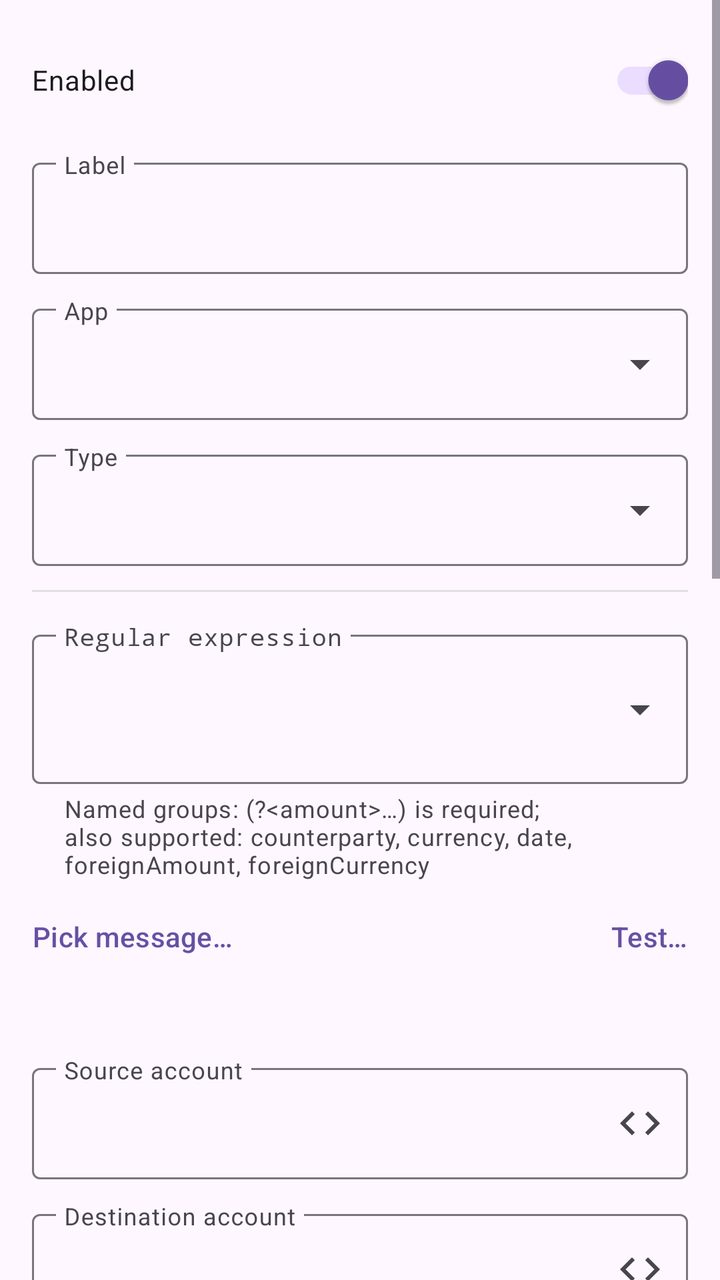
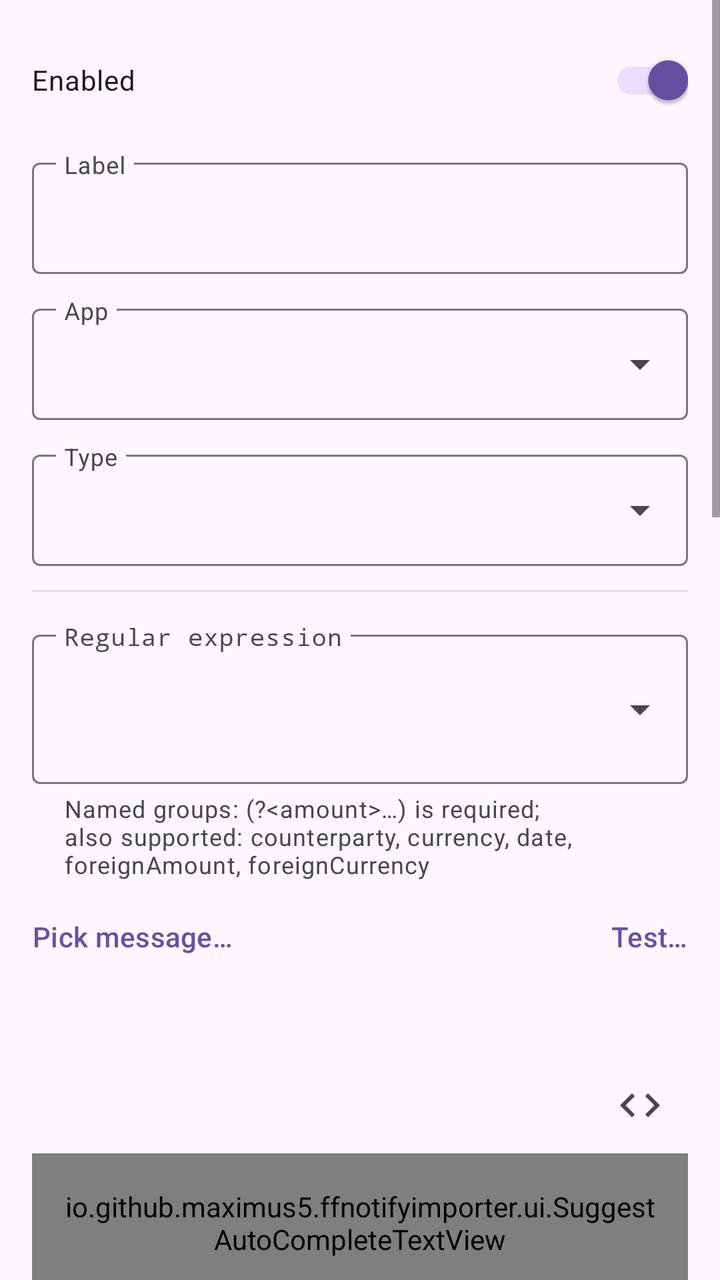

Screens rendered from an Android XML layout before and after an edit, with the pre-edit source and the edit as a unified diff.
<!-- AndroidManifest.xml: application theme Theme.FfNotifyImporter -->
<!-- res/layout/fragment_rule_edit.xml -->
<?xml version="1.0" encoding="utf-8"?>
<ScrollView xmlns:android="http://schemas.android.com/apk/res/android"
    xmlns:app="http://schemas.android.com/apk/res-auto"
    android:layout_width="match_parent"
    android:layout_height="match_parent">

    <LinearLayout
        android:layout_width="match_parent"
        android:layout_height="wrap_content"
        android:orientation="vertical"
        android:padding="16dp">

        <com.google.android.material.switchmaterial.SwitchMaterial
            android:id="@+id/enabledSwitch"
            android:layout_width="match_parent"
            android:layout_height="wrap_content"
            android:layout_marginBottom="12dp"
            android:checked="true"
            android:text="@string/rule_field_enabled" />

        <com.google.android.material.textfield.TextInputLayout
            android:layout_width="match_parent"
            android:layout_height="wrap_content"
            android:layout_marginBottom="12dp"
            android:hint="@string/rule_field_label"
            app:expandedHintEnabled="false">

            <com.google.android.material.textfield.TextInputEditText
                android:id="@+id/labelInput"
                android:layout_width="match_parent"
                android:layout_height="wrap_content" />

        </com.google.android.material.textfield.TextInputLayout>

        <com.google.android.material.textfield.TextInputLayout
            android:layout_width="match_parent"
            android:layout_height="wrap_content"
            android:layout_marginBottom="12dp"
            android:hint="@string/rule_field_apps"
            app:expandedHintEnabled="false"
            style="@style/Widget.Material3.TextInputLayout.OutlinedBox.ExposedDropdownMenu">

            <com.google.android.material.textfield.MaterialAutoCompleteTextView
                android:id="@+id/appInput"
                android:layout_width="match_parent"
                android:layout_height="wrap_content"
                android:inputType="none" />

        </com.google.android.material.textfield.TextInputLayout>

        <com.google.android.material.textfield.TextInputLayout
            android:layout_width="match_parent"
            android:layout_height="wrap_content"
            android:layout_marginBottom="12dp"
            android:hint="@string/rule_field_kind"
            app:expandedHintEnabled="false"
            style="@style/Widget.Material3.TextInputLayout.OutlinedBox.ExposedDropdownMenu">

            <com.google.android.material.textfield.MaterialAutoCompleteTextView
                android:id="@+id/kindInput"
                android:layout_width="match_parent"
                android:layout_height="wrap_content"
                android:inputType="none" />

        </com.google.android.material.textfield.TextInputLayout>

        <View
            android:layout_width="match_parent"
            android:layout_height="1dp"
            android:layout_marginBottom="16dp"
            android:background="#E0E0E0" />

        <com.google.android.material.textfield.TextInputLayout
            android:id="@+id/patternLayout"
            android:layout_width="match_parent"
            android:layout_height="wrap_content"
            android:layout_marginBottom="4dp"
            android:hint="@string/rule_field_pattern"
            app:endIconContentDescription="@string/rule_pick_existing_pattern"
            app:endIconDrawable="@drawable/ic_dropdown"
            app:endIconMode="custom"
            app:expandedHintEnabled="false"
            app:helperText="@string/rule_pattern_groups_hint"
            app:helperTextEnabled="true">

            <com.google.android.material.textfield.TextInputEditText
                android:id="@+id/patternInput"
                android:layout_width="match_parent"
                android:layout_height="wrap_content"
                android:fontFamily="monospace"
                android:gravity="top"
                android:inputType="textMultiLine"
                android:minLines="2" />

        </com.google.android.material.textfield.TextInputLayout>

        <LinearLayout
            android:layout_width="match_parent"
            android:layout_height="wrap_content"
            android:layout_marginBottom="4dp"
            android:orientation="horizontal">

            <Button
                android:id="@+id/pickMessageButton"
                style="?attr/borderlessButtonStyle"
                android:layout_width="wrap_content"
                android:layout_height="wrap_content"
                android:minWidth="0dp"
                android:paddingStart="0dp"
                android:paddingEnd="12dp"
                android:text="@string/rule_pick_message" />

            <Space
                android:layout_width="0dp"
                android:layout_height="0dp"
                android:layout_weight="1" />

            <Button
                android:id="@+id/testAgainstHistoryButton"
                style="?attr/borderlessButtonStyle"
                android:layout_width="wrap_content"
                android:layout_height="wrap_content"
                android:minWidth="0dp"
                android:paddingStart="12dp"
                android:paddingEnd="0dp"
                android:text="@string/rule_test" />

        </LinearLayout>

        <TextView
            android:id="@+id/availableMacrosText"
            android:layout_width="match_parent"
            android:layout_height="wrap_content"
            android:layout_marginBottom="16dp"
            android:textColor="#888888"
            android:textSize="12sp" />

        <com.google.android.material.textfield.TextInputLayout
            android:id="@+id/sourceAccountLayout"
            android:layout_width="match_parent"
            android:layout_height="wrap_content"
            android:layout_marginBottom="12dp"
            android:hint="@string/rule_field_source_account"
            app:expandedHintEnabled="false"
            app:endIconMode="custom"
            app:endIconDrawable="@drawable/ic_insert_macro"
            app:endIconContentDescription="@string/rule_insert_macro">

            <com.google.android.material.textfield.TextInputEditText
                android:id="@+id/sourceAccountInput"
                android:layout_width="match_parent"
                android:layout_height="wrap_content" />

        </com.google.android.material.textfield.TextInputLayout>

        <com.google.android.material.textfield.TextInputLayout
            android:id="@+id/destinationAccountLayout"
            android:layout_width="match_parent"
            android:layout_height="wrap_content"
            android:layout_marginBottom="12dp"
            android:hint="@string/rule_field_destination_account"
            app:expandedHintEnabled="false"
            app:endIconMode="custom"
            app:endIconDrawable="@drawable/ic_insert_macro"
            app:endIconContentDescription="@string/rule_insert_macro">

            <com.google.android.material.textfield.TextInputEditText
                android:id="@+id/destinationAccountInput"
                android:layout_width="match_parent"
                android:layout_height="wrap_content" />

        </com.google.android.material.textfield.TextInputLayout>

        <com.google.android.material.switchmaterial.SwitchMaterial
            android:id="@+id/accountApproximateSwitch"
            android:layout_width="match_parent"
            android:layout_height="wrap_content"
            android:layout_marginBottom="4dp"
            android:text="@string/rule_field_account_approximate" />

        <TextView
            android:layout_width="match_parent"
            android:layout_height="wrap_content"
            android:layout_marginBottom="12dp"
            android:text="@string/rule_field_account_approximate_hint"
            android:textColor="#888888"
            android:textSize="13sp" />

        <com.google.android.material.textfield.TextInputLayout
            android:id="@+id/homeCurrencyLayout"
            android:layout_width="match_parent"
            android:layout_height="wrap_content"
            android:layout_marginBottom="12dp"
            android:hint="@string/rule_field_home_currency"
            app:expandedHintEnabled="false"
            app:endIconMode="custom"
            app:endIconDrawable="@drawable/ic_dropdown"
            app:endIconContentDescription="@string/rule_pick_currency">

            <com.google.android.material.textfield.TextInputEditText
                android:id="@+id/homeCurrencyInput"
                android:layout_width="match_parent"
                android:layout_height="wrap_content" />

        </com.google.android.material.textfield.TextInputLayout>

        <com.google.android.material.textfield.TextInputLayout
            android:id="@+id/dateFormatLayout"
            android:layout_width="match_parent"
            android:layout_height="wrap_content"
            android:layout_marginBottom="12dp"
            android:hint="@string/rule_field_date_format"
            app:expandedHintEnabled="false"
            app:endIconMode="custom"
            app:endIconDrawable="@drawable/ic_dropdown"
            app:endIconContentDescription="@string/rule_pick_date_format">

            <com.google.android.material.textfield.TextInputEditText
                android:id="@+id/dateFormatInput"
                android:layout_width="match_parent"
                android:layout_height="wrap_content"
                android:fontFamily="monospace" />

        </com.google.android.material.textfield.TextInputLayout>

        <com.google.android.material.textfield.TextInputLayout
            android:id="@+id/descriptionTemplateLayout"
            android:layout_width="match_parent"
            android:layout_height="wrap_content"
            android:layout_marginBottom="12dp"
            android:hint="@string/rule_field_description_template"
            app:expandedHintEnabled="false"
            app:endIconMode="custom"
            app:endIconDrawable="@drawable/ic_insert_macro"
            app:endIconContentDescription="@string/rule_insert_macro">

            <com.google.android.material.textfield.TextInputEditText
                android:id="@+id/descriptionTemplateInput"
                android:layout_width="match_parent"
                android:layout_height="wrap_content" />

        </com.google.android.material.textfield.TextInputLayout>

        <com.google.android.material.textfield.TextInputLayout
            android:id="@+id/notesTemplateLayout"
            android:layout_width="match_parent"
            android:layout_height="wrap_content"
            android:layout_marginBottom="12dp"
            android:hint="@string/rule_field_notes_template"
            app:expandedHintEnabled="false"
            app:endIconMode="custom"
            app:endIconDrawable="@drawable/ic_insert_macro"
            app:endIconContentDescription="@string/rule_insert_macro">

            <com.google.android.material.textfield.TextInputEditText
                android:id="@+id/notesTemplateInput"
                android:layout_width="match_parent"
                android:layout_height="wrap_content" />

        </com.google.android.material.textfield.TextInputLayout>

        <com.google.android.material.textfield.TextInputLayout
            android:id="@+id/categoryTemplateLayout"
            android:layout_width="match_parent"
            android:layout_height="wrap_content"
            android:layout_marginBottom="12dp"
            android:hint="@string/rule_field_category_template"
            app:expandedHintEnabled="false"
            app:endIconMode="custom"
            app:endIconDrawable="@drawable/ic_insert_macro"
            app:endIconContentDescription="@string/rule_insert_macro">

            <io.github.maximus5.ffnotifyimporter.ui.SuggestAutoCompleteTextView
                android:id="@+id/categoryTemplateInput"
                style="@style/Widget.Material3.AutoCompleteTextView.OutlinedBox"
                android:layout_width="match_parent"
                android:layout_height="wrap_content"
                android:completionThreshold="1"
                android:inputType="text" />

        </com.google.android.material.textfield.TextInputLayout>

        <com.google.android.material.textfield.TextInputLayout
            android:id="@+id/tagsTemplateLayout"
            android:layout_width="match_parent"
            android:layout_height="wrap_content"
            android:layout_marginBottom="12dp"
            android:hint="@string/rule_field_tags_template"
            app:expandedHintEnabled="false"
            app:endIconMode="custom"
            app:endIconDrawable="@drawable/ic_insert_macro"
            app:endIconContentDescription="@string/rule_insert_macro">

            <io.github.maximus5.ffnotifyimporter.ui.TagsAutoCompleteTextView
                android:id="@+id/tagsTemplateInput"
                style="@style/Widget.Material3.AutoCompleteTextView.OutlinedBox"
                android:layout_width="match_parent"
                android:layout_height="wrap_content"
                android:completionThreshold="1"
                android:inputType="text" />

        </com.google.android.material.textfield.TextInputLayout>

    </LinearLayout>

</ScrollView>
<!-- resources referenced by this layout -->
<resources>
  <!-- drawable ic_dropdown (drawable) -->
  <?xml version="1.0" encoding="utf-8"?>
  <vector xmlns:android="http://schemas.android.com/apk/res/android"
      android:width="24dp"
      android:height="24dp"
      android:viewportWidth="24"
      android:viewportHeight="24"
      android:tint="?attr/colorOnSurfaceVariant">
      <path
          android:fillColor="#FF000000"
          android:pathData="M7,10l5,5 5,-5z" />
  </vector>
  <!-- drawable ic_insert_macro (drawable) -->
  <?xml version="1.0" encoding="utf-8"?>
  <vector xmlns:android="http://schemas.android.com/apk/res/android"
      android:width="24dp"
      android:height="24dp"
      android:viewportWidth="24"
      android:viewportHeight="24"
      android:tint="?attr/colorOnSurfaceVariant">
      <path
          android:fillColor="#FF000000"
          android:pathData="M9.4,16.6L4.8,12l4.6,-4.6L8,6l-6,6l6,6L9.4,16.6z M14.6,16.6L19.2,12l-4.6,-4.6L16,6l6,6l-6,6L14.6,16.6z" />
  </vector>
  <string name="rule_field_account_approximate">Account is a guess</string>
  <string name="rule_field_account_approximate_hint">Turn this on when the notification does not say which account or card was used, so the account above is only a guess. The app then never creates the transaction by itself: it asks you to review it. It also recognises the same payment reported by another app that knows the account (for example your wallet), and drops its own reminder. Duplicates are found by amount and time only.</string>
  <string name="rule_field_apps">App</string>
  <string name="rule_field_category_template">Category template</string>
  <string name="rule_field_date_format">Date format for the date macro</string>
  <string name="rule_field_description_template">Description template</string>
  <string name="rule_field_destination_account">Destination account</string>
  <string name="rule_field_enabled">Enabled</string>
  <string name="rule_field_home_currency">Account currency</string>
  <string name="rule_field_kind">Type</string>
  <string name="rule_field_label">Label</string>
  <string name="rule_field_notes_template">Notes template</string>
  <string name="rule_field_pattern">Regular expression</string>
  <string name="rule_field_source_account">Source account</string>
  <string name="rule_field_tags_template">Tags template (comma-separated)</string>
  <string name="rule_insert_macro">Insert macro</string>
  <string name="rule_pattern_groups_hint">Named groups: (?&lt;amount&gt;…) is required; also supported: counterparty, currency, date, foreignAmount, foreignCurrency</string>
  <string name="rule_pick_currency">Pick currency</string>
  <string name="rule_pick_date_format">Pick date format</string>
  <string name="rule_pick_existing_pattern">Pick existing…</string>
  <string name="rule_pick_message">Pick message…</string>
  <string name="rule_test">Test…</string>
  <style name="Theme.FfNotifyImporter" parent="Theme.Material3.DayNight.NoActionBar" />
</resources>

<!-- the commit's change to res/layout/fragment_rule_edit.xml (unified diff, before → after) -->
@@ -146,10 +146,13 @@
             app:endIconDrawable="@drawable/ic_insert_macro"
             app:endIconContentDescription="@string/rule_insert_macro">
 
-            <com.google.android.material.textfield.TextInputEditText
+            <io.github.maximus5.ffnotifyimporter.ui.SuggestAutoCompleteTextView
                 android:id="@+id/sourceAccountInput"
-                android:layout_width="match_parent"
-                android:layout_height="wrap_content" />
+                style="@style/Widget.Material3.AutoCompleteTextView.OutlinedBox"
+                android:layout_width="match_parent"
+                android:layout_height="wrap_content"
+                android:inputType="text"
+                android:completionThreshold="1" />
 
         </com.google.android.material.textfield.TextInputLayout>
 
@@ -164,10 +167,13 @@
             app:endIconDrawable="@drawable/ic_insert_macro"
             app:endIconContentDescription="@string/rule_insert_macro">
 
-            <com.google.android.material.textfield.TextInputEditText
+            <io.github.maximus5.ffnotifyimporter.ui.SuggestAutoCompleteTextView
                 android:id="@+id/destinationAccountInput"
-                android:layout_width="match_parent"
-                android:layout_height="wrap_content" />
+                style="@style/Widget.Material3.AutoCompleteTextView.OutlinedBox"
+                android:layout_width="match_parent"
+                android:layout_height="wrap_content"
+                android:inputType="text"
+                android:completionThreshold="1" />
 
         </com.google.android.material.textfield.TextInputLayout>
 
@@ -197,10 +203,13 @@
             app:endIconDrawable="@drawable/ic_dropdown"
             app:endIconContentDescription="@string/rule_pick_currency">
 
-            <com.google.android.material.textfield.TextInputEditText
+            <io.github.maximus5.ffnotifyimporter.ui.SuggestAutoCompleteTextView
                 android:id="@+id/homeCurrencyInput"
-                android:layout_width="match_parent"
-                android:layout_height="wrap_content" />
+                style="@style/Widget.Material3.AutoCompleteTextView.OutlinedBox"
+                android:layout_width="match_parent"
+                android:layout_height="wrap_content"
+                android:inputType="text"
+                android:completionThreshold="1" />
 
         </com.google.android.material.textfield.TextInputLayout>
 
